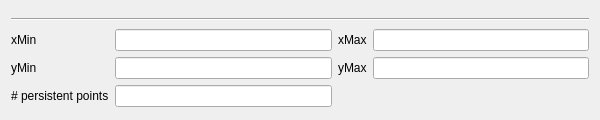
johnbatzer18/biomech_flexsea-plan, file ui/w_ankleAnglePlot.ui: the form before one commit.
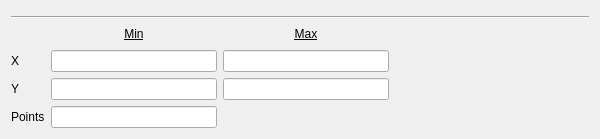
The form after the commit.

Commit message: Small improvements to Ankle Angle Plot

Patch:
```diff
--- a/ui/w_ankleAnglePlot.ui
+++ b/ui/w_ankleAnglePlot.ui
@@ -7,7 +7,7 @@
     <x>0</x>
     <y>0</y>
     <width>600</width>
-    <height>120</height>
+    <height>139</height>
    </rect>
   </property>
   <property name="minimumSize">
@@ -48,58 +48,136 @@
    </item>
    <item>
     <layout class="QGridLayout" name="gridLayout">
-     <item row="1" column="2">
-      <widget class="QLabel" name="label_3">
+     <item row="0" column="1">
+      <widget class="QLabel" name="label_6">
        <property name="text">
-        <string>xMax</string>
+        <string>&lt;html&gt;&lt;head/&gt;&lt;body&gt;&lt;p align=&quot;center&quot;&gt;&lt;span style=&quot; text-decoration: underline;&quot;&gt;Min&lt;/span&gt;&lt;/p&gt;&lt;/body&gt;&lt;/html&gt;</string>
+       </property>
+      </widget>
+     </item>
+     <item row="2" column="0">
+      <widget class="QLabel" name="label_2">
+       <property name="text">
+        <string>Y</string>
        </property>
       </widget>
      </item>
      <item row="1" column="0">
       <widget class="QLabel" name="label">
        <property name="text">
-        <string>xMin</string>
+        <string>X</string>
        </property>
       </widget>
      </item>
      <item row="2" column="2">
-      <widget class="QLabel" name="label_4">
-       <property name="text">
-        <string>yMax</string>
+      <widget class="QLineEdit" name="lineEditYMax">
+       <property name="sizePolicy">
+        <sizepolicy hsizetype="MinimumExpanding" vsizetype="Fixed">
+         <horstretch>0</horstretch>
+         <verstretch>0</verstretch>
+        </sizepolicy>
        </property>
+       <property name="minimumSize">
+        <size>
+         <width>75</width>
+         <height>0</height>
+        </size>
+       </property>
       </widget>
      </item>
-     <item row="2" column="0">
-      <widget class="QLabel" name="label_2">
-       <property name="text">
-        <string>yMin</string>
+     <item row="1" column="2">
+      <widget class="QLineEdit" name="lineEditXMax">
+       <property name="sizePolicy">
+        <sizepolicy hsizetype="MinimumExpanding" vsizetype="Fixed">
+         <horstretch>0</horstretch>
+         <verstretch>0</verstretch>
+        </sizepolicy>
        </property>
+       <property name="minimumSize">
+        <size>
+         <width>75</width>
+         <height>0</height>
+        </size>
+       </property>
       </widget>
      </item>
-     <item row="1" column="3">
-      <widget class="QLineEdit" name="lineEditXMax"/>
-     </item>
-     <item row="2" column="3">
-      <widget class="QLineEdit" name="lineEditYMax"/>
-     </item>
-     <item row="1" column="1">
-      <widget class="QLineEdit" name="lineEditXMin"/>
-     </item>
-     <item row="2" column="1">
-      <widget class="QLineEdit" name="lineEditYMin"/>
-     </item>
      <item row="3" column="0">
       <widget class="QLabel" name="label_5">
        <property name="text">
-        <string># persistent points</string>
+        <string>Points</string>
        </property>
        <property name="wordWrap">
         <bool>true</bool>
        </property>
       </widget>
      </item>
+     <item row="2" column="1">
+      <widget class="QLineEdit" name="lineEditYMin">
+       <property name="sizePolicy">
+        <sizepolicy hsizetype="MinimumExpanding" vsizetype="Fixed">
+         <horstretch>0</horstretch>
+         <verstretch>0</verstretch>
+        </sizepolicy>
+       </property>
+       <property name="minimumSize">
+        <size>
+         <width>75</width>
+         <height>0</height>
+        </size>
+       </property>
+      </widget>
+     </item>
+     <item row="1" column="1">
+      <widget class="QLineEdit" name="lineEditXMin">
+       <property name="sizePolicy">
+        <sizepolicy hsizetype="MinimumExpanding" vsizetype="Fixed">
+         <horstretch>0</horstretch>
+         <verstretch>0</verstretch>
+        </sizepolicy>
+       </property>
+       <property name="minimumSize">
+        <size>
+         <width>75</width>
+         <height>0</height>
+        </size>
+       </property>
+      </widget>
+     </item>
      <item row="3" column="1">
-      <widget class="QLineEdit" name="lineEditPersistentPoints"/>
+      <widget class="QLineEdit" name="lineEditPersistentPoints">
+       <property name="sizePolicy">
+        <sizepolicy hsizetype="MinimumExpanding" vsizetype="Fixed">
+         <horstretch>0</horstretch>
+         <verstretch>0</verstretch>
+        </sizepolicy>
+       </property>
+       <property name="minimumSize">
+        <size>
+         <width>75</width>
+         <height>0</height>
+        </size>
+       </property>
+      </widget>
+     </item>
+     <item row="1" column="3">
+      <spacer name="horizontalSpacer">
+       <property name="orientation">
+        <enum>Qt::Horizontal</enum>
+       </property>
+       <property name="sizeHint" stdset="0">
+        <size>
+         <width>200</width>
+         <height>20</height>
+        </size>
+       </property>
+      </spacer>
+     </item>
+     <item row="0" column="2">
+      <widget class="QLabel" name="label_3">
+       <property name="text">
+        <string>&lt;html&gt;&lt;head/&gt;&lt;body&gt;&lt;p align=&quot;center&quot;&gt;&lt;span style=&quot; text-decoration: underline;&quot;&gt;Max&lt;/span&gt;&lt;/p&gt;&lt;/body&gt;&lt;/html&gt;</string>
+       </property>
+      </widget>
      </item>
     </layout>
    </item>
```
The commit also changes 2 other files.
